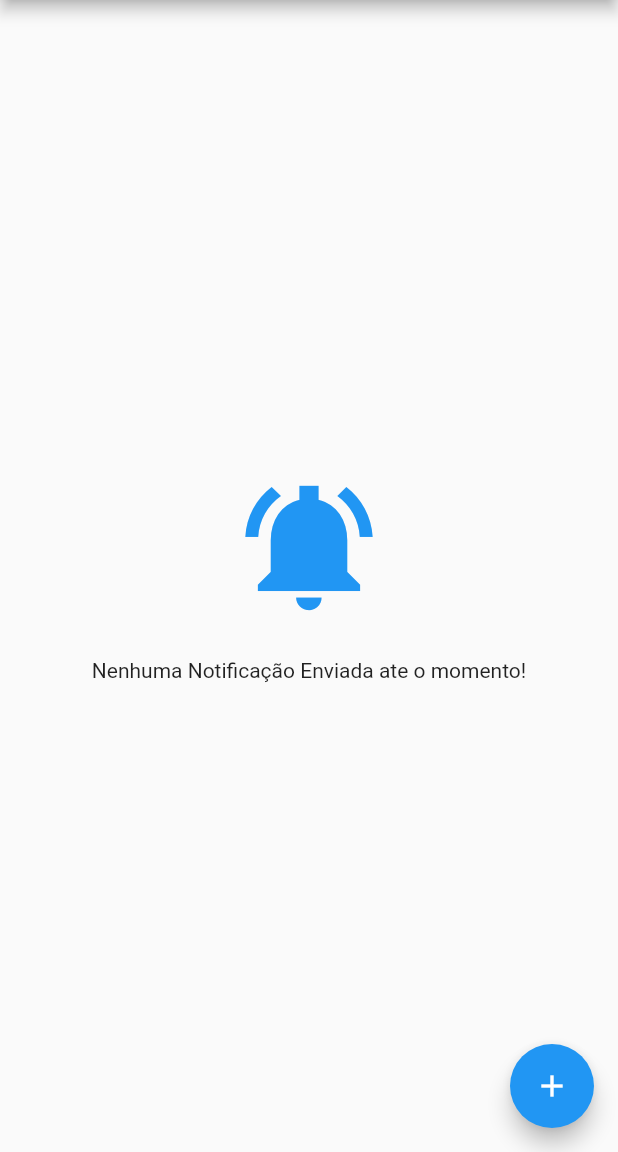
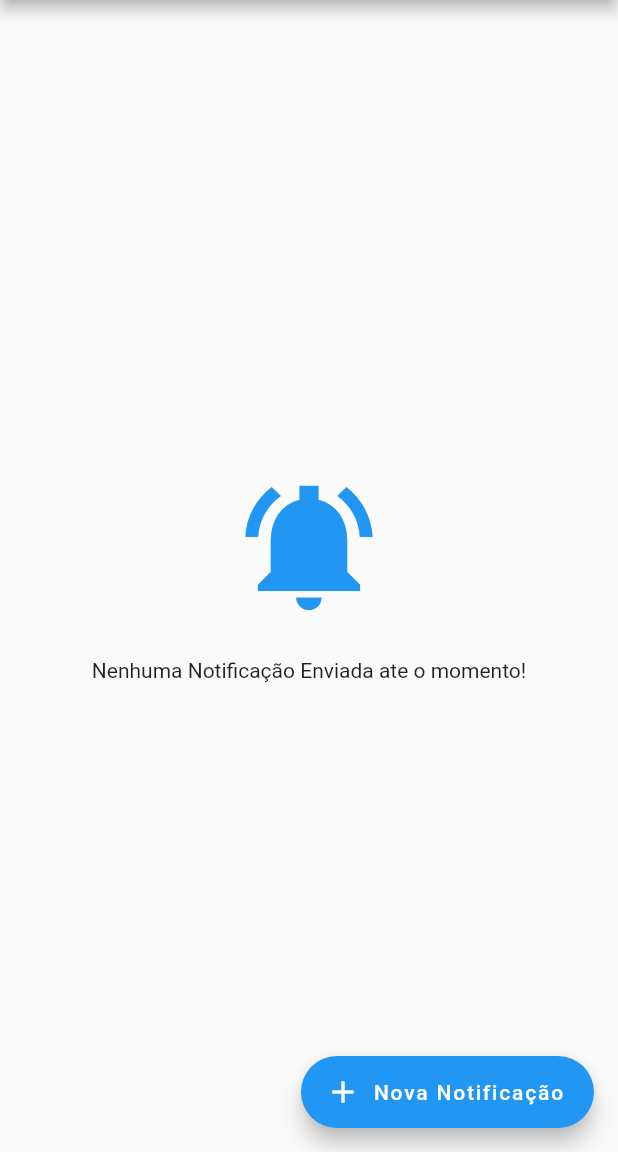
Before and after one commit to vinihzets/AlertifyApp, a Flutter app: the HomeView screen opened by its route, on a phone screen of 412 x 824 dp, the part 84-1236 px from its top. Run offline on Flutter 3.47's test engine with Material 2 defaults, Android fonts, the phone set to English and light mode, and no system bars; our stand-ins replace cloud_firestore, cloud_functions, dartz, firebase_auth, firebase_core, firebase_messaging and 4 more; accounts and stored records are empty.

Commit message:
some changes

```diff
--- a/lib/core/services/firebase_messaging_services.dart
+++ b/lib/core/services/firebase_messaging_services.dart
@@ -1,3 +1,5 @@
+import 'dart:developer';
+
 import 'package:alertifyapp/core/services/notification_service.dart';
 import 'package:firebase_messaging/firebase_messaging.dart';
 
@@ -31,6 +33,5 @@ class FirebaseMessagingServices {
           title: notification.title!,
           body: notification.body!));
     }
-    return;
   }
 }
--- a/lib/features/home/presentation/bloc/home_bloc.dart
+++ b/lib/features/home/presentation/bloc/home_bloc.dart
@@ -51,6 +51,7 @@ class HomeBloc extends Bloc {
 
   _handleSendCustomNotification(
       BuildContext context, String title, String body) async {
+    dispatchState(BlocLoadingState());
     sendCustomNotificationMessage
         .call(CustomNotificationMessageParams(title, body))
         .then((value) {
--- a/lib/features/home/presentation/ui/home_view.dart
+++ b/lib/features/home/presentation/ui/home_view.dart
@@ -70,14 +70,17 @@ class _HomeViewState extends State<HomeView> {
               ),
           onLoading: (state) => const HomeViewLoadingState(),
           onEmpty: (onEmpty) => const HomeViewEmptyState()),
-      floatingActionButton: FloatingActionButton(
+      floatingActionButton: FloatingActionButton.extended(
         onPressed: () => _buildDialog(),
-        child: const Icon(Icons.add),
+        label: const Text('Nova Notificação'),
+        icon: const Icon(Icons.add),
       ),
     );
   }
 
   _buildDialog() {
+    bool isNull = false;
+
     return showDialog(
         builder: (context) => Dialog(
               child: Padding(
@@ -111,10 +114,13 @@ class _HomeViewState extends State<HomeView> {
                     ),
                     ElevatedButton(
                       onPressed: () {
-                        bloc.dispatchEvent(HomeEventSendNotification(context,
-                            titleController.text, bodyController.text));
-                        titleController.clear();
-                        bodyController.clear();
+                        if (titleController.text.isNotEmpty &&
+                            bodyController.text.isNotEmpty) {
+                          bloc.dispatchEvent(HomeEventSendNotification(context,
+                              titleController.text, bodyController.text));
+                          titleController.clear();
+                          bodyController.clear();
+                        }
                       },
                       child: const Text('Enviar'),
                     )
```
